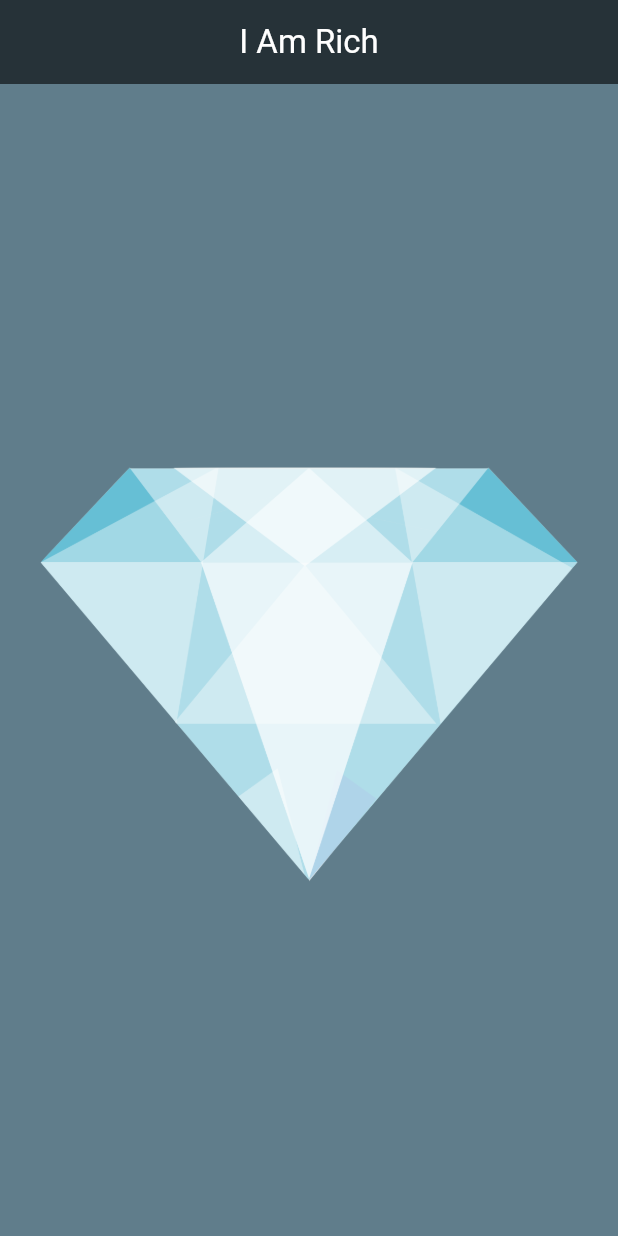
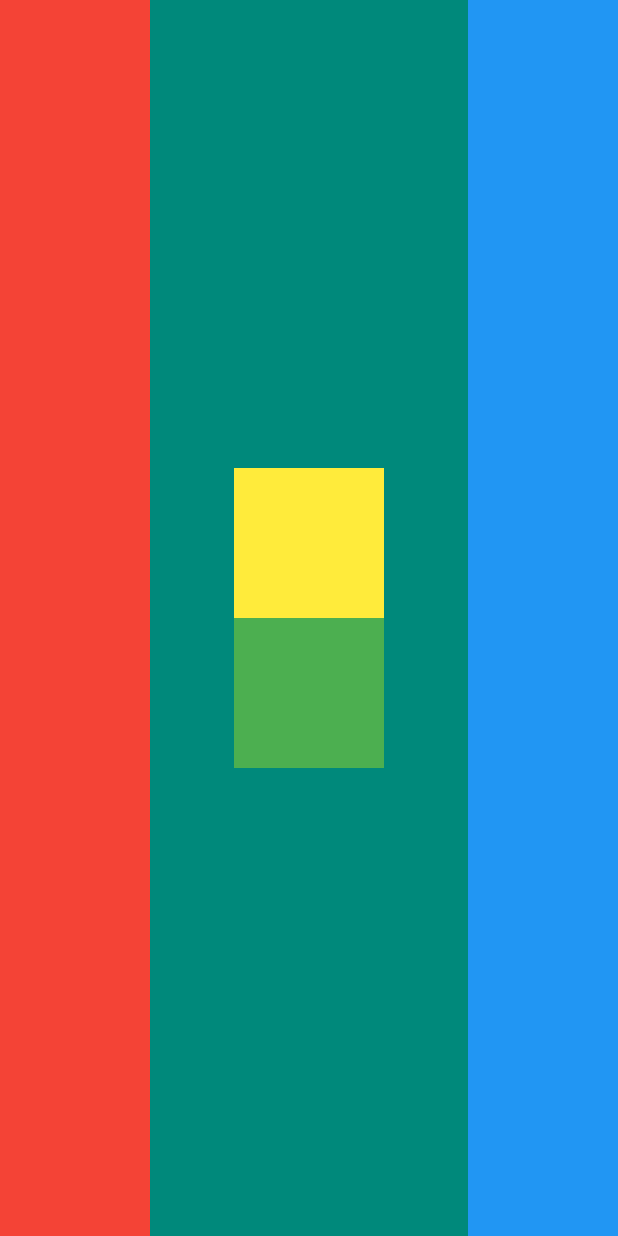
Before and after one commit to msiprime/DartTheBeginning, a Flutter app: the screen it shows after launch, on a phone screen of 412 x 824 dp. Run offline on Flutter 3.47's test engine with Material 3 defaults, Android fonts, the phone set to English and light mode, and no system bars.

Commit message:
row column challenge done

```diff
--- a/lib/main.dart
+++ b/lib/main.dart
@@ -1,21 +1,48 @@
 import 'package:flutter/material.dart';
 
 void main() {
-  runApp(
-    MaterialApp(
+  runApp(const MyApp());
+}
+
+class MyApp extends StatelessWidget {
+  const MyApp({super.key});
+
+  @override
+  Widget build(BuildContext context) {
+    return MaterialApp(
       home: Scaffold(
-        backgroundColor: Colors.blueGrey,
-        appBar: AppBar(
-          title: const Text('I Am Rich', style: TextStyle(color: Colors.white)),
-          backgroundColor: Colors.blueGrey[900],
-          centerTitle: true,
-        ),
-        body: const Center(
-          child: Image(
-            image: AssetImage('images/diamond.png'),
+        backgroundColor: Colors.teal[600],
+        body: SafeArea(
+          child: Row(
+            mainAxisAlignment: MainAxisAlignment.spaceBetween,
+            children: [
+              Container(
+                color: Colors.red,
+                width: 100,
+              ),
+              Column(
+                mainAxisAlignment: MainAxisAlignment.center,
+                children: [
+                  Container(
+                    height: 100,
+                    width: 100,
+                    color: Colors.yellow,
+                  ),
+                  Container(
+                    height: 100,
+                    width: 100,
+                    color: Colors.green,
+                  )
+                ],
+              ),
+              Container(
+                color: Colors.blue,
+                width: 100,
+              )
+            ],
           ),
         ),
       ),
-    ),
-  );
+    );
+  }
 }
```
Also changed, not shown: lib/ProfileCard.dart (added, +55 -0 lines), pubspec.yaml (+8 -0 lines), fonts/Pacifico-Regular.ttf (added), fonts/SourceSansPro-Regular.otf (added), 1 other file.
